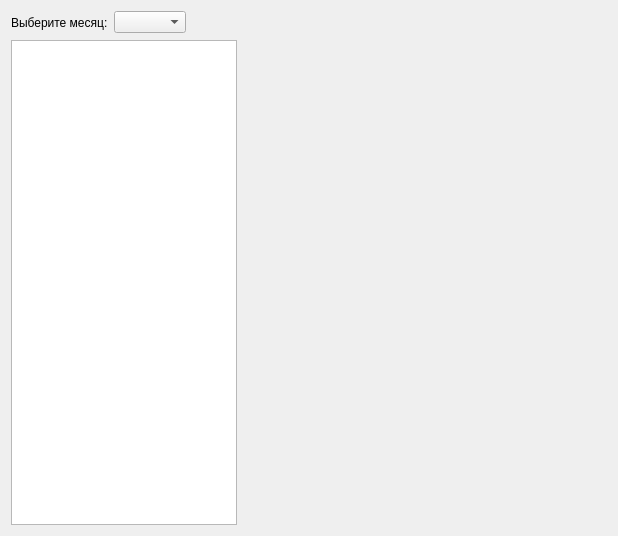
Old version of the form CalendarsDialog/calendarsdialog.ui in the repository rust3128/HotlineSchedule.
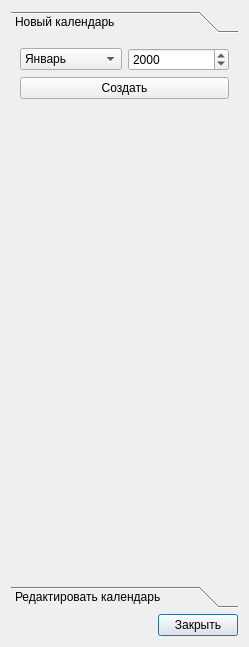
New version of the form.

What changed in the file:
```diff
--- a/CalendarsDialog/calendarsdialog.ui
+++ b/CalendarsDialog/calendarsdialog.ui
@@ -6,63 +6,183 @@
    <rect>
     <x>0</x>
     <y>0</y>
-    <width>618</width>
-    <height>536</height>
+    <width>249</width>
+    <height>647</height>
    </rect>
   </property>
   <property name="windowTitle">
    <string>Dialog</string>
   </property>
-  <layout class="QGridLayout" name="gridLayout">
-   <item row="0" column="0">
-    <widget class="QLabel" name="label">
+  <layout class="QGridLayout" name="gridLayout_2">
+   <item row="1" column="1">
+    <widget class="QPushButton" name="pushButtonClose">
      <property name="text">
-      <string>Выберите месяц:</string>
+      <string>Закрыть</string>
      </property>
     </widget>
    </item>
-   <item row="0" column="1">
-    <widget class="QComboBox" name="comboBox"/>
-   </item>
-   <item row="0" column="2" colspan="2">
+   <item row="1" column="0">
     <spacer name="horizontalSpacer">
      <property name="orientation">
       <enum>Qt::Horizontal</enum>
      </property>
      <property name="sizeHint" stdset="0">
       <size>
-       <width>397</width>
-       <height>23</height>
-      </size>
-     </property>
-    </spacer>
-   </item>
-   <item row="1" column="0" colspan="3">
-    <widget class="QTableView" name="tableView">
-     <property name="editTriggers">
-      <set>QAbstractItemView::NoEditTriggers</set>
-     </property>
-     <property name="selectionMode">
-      <enum>QAbstractItemView::SingleSelection</enum>
-     </property>
-     <property name="selectionBehavior">
-      <enum>QAbstractItemView::SelectRows</enum>
-     </property>
-    </widget>
-   </item>
-   <item row="1" column="3">
-    <spacer name="horizontalSpacer_2">
-     <property name="orientation">
-      <enum>Qt::Horizontal</enum>
-     </property>
-     <property name="sizeHint" stdset="0">
-      <size>
-       <width>363</width>
+       <width>40</width>
        <height>20</height>
       </size>
      </property>
     </spacer>
    </item>
+   <item row="0" column="0" colspan="2">
+    <widget class="QToolBox" name="toolBox">
+     <property name="currentIndex">
+      <number>0</number>
+     </property>
+     <widget class="QWidget" name="toolBoxPage2" native="true">
+      <attribute name="label">
+       <string>Новый календарь</string>
+      </attribute>
+      <layout class="QGridLayout" name="gridLayout_4">
+       <item row="0" column="0">
+        <layout class="QGridLayout" name="gridLayout_3">
+         <item row="0" column="0">
+          <layout class="QHBoxLayout" name="horizontalLayout">
+           <item>
+            <widget class="QComboBox" name="comboBoxNewMonth">
+             <item>
+              <property name="text">
+               <string>Январь</string>
+              </property>
+             </item>
+             <item>
+              <property name="text">
+               <string>Февраль</string>
+              </property>
+             </item>
+             <item>
+              <property name="text">
+               <string>Март</string>
+              </property>
+             </item>
+             <item>
+              <property name="text">
+               <string>Апрель</string>
+              </property>
+             </item>
+             <item>
+              <property name="text">
+               <string>Май</string>
+              </property>
+             </item>
+             <item>
+              <property name="text">
+               <string>Июнь</string>
+              </property>
+             </item>
+             <item>
+              <property name="text">
+               <string>Июль</string>
+              </property>
+             </item>
+             <item>
+              <property name="text">
+               <string>Август</string>
+              </property>
+             </item>
+             <item>
+              <property name="text">
+               <string>Сентябрь</string>
+              </property>
+             </item>
+             <item>
+              <property name="text">
+               <string>Октябрь</string>
+              </property>
+             </item>
+             <item>
+              <property name="text">
+               <string>Ноябрь</string>
+              </property>
+             </item>
+             <item>
+              <property name="text">
+               <string>Декабрь</string>
+              </property>
+             </item>
+            </widget>
+           </item>
+           <item>
+            <widget class="QDateEdit" name="dateEdit">
+             <property name="displayFormat">
+              <string>yyyy</string>
+             </property>
+            </widget>
+           </item>
+          </layout>
+         </item>
+         <item row="1" column="0">
+          <widget class="QPushButton" name="pushButtonNewCalendar">
+           <property name="text">
+            <string>Создать</string>
+           </property>
+          </widget>
+         </item>
+        </layout>
+       </item>
+       <item row="1" column="0">
+        <spacer name="verticalSpacer">
+         <property name="orientation">
+          <enum>Qt::Vertical</enum>
+         </property>
+         <property name="sizeHint" stdset="0">
+          <size>
+           <width>20</width>
+           <height>40</height>
+          </size>
+         </property>
+        </spacer>
+       </item>
+      </layout>
+     </widget>
+     <widget class="QWidget" name="toolBoxPage1" native="true">
+      <attribute name="label">
+       <string>Редактировать календарь</string>
+      </attribute>
+      <layout class="QGridLayout" name="gridLayout">
+       <item row="0" column="0">
+        <widget class="QLabel" name="label">
+         <property name="text">
+          <string>Выберите месяц:</string>
+         </property>
+        </widget>
+       </item>
+       <item row="0" column="1">
+        <widget class="QComboBox" name="comboBox"/>
+       </item>
+       <item row="1" column="0" colspan="2">
+        <widget class="QTableView" name="tableView">
+         <property name="maximumSize">
+          <size>
+           <width>16777215</width>
+           <height>16777215</height>
+          </size>
+         </property>
+         <property name="editTriggers">
+          <set>QAbstractItemView::NoEditTriggers</set>
+         </property>
+         <property name="selectionMode">
+          <enum>QAbstractItemView::SingleSelection</enum>
+         </property>
+         <property name="selectionBehavior">
+          <enum>QAbstractItemView::SelectRows</enum>
+         </property>
+        </widget>
+       </item>
+      </layout>
+     </widget>
+    </widget>
+   </item>
   </layout>
  </widget>
  <resources/>
```
Left out of the diff: 2 changed lines with no effect on the pictures.
